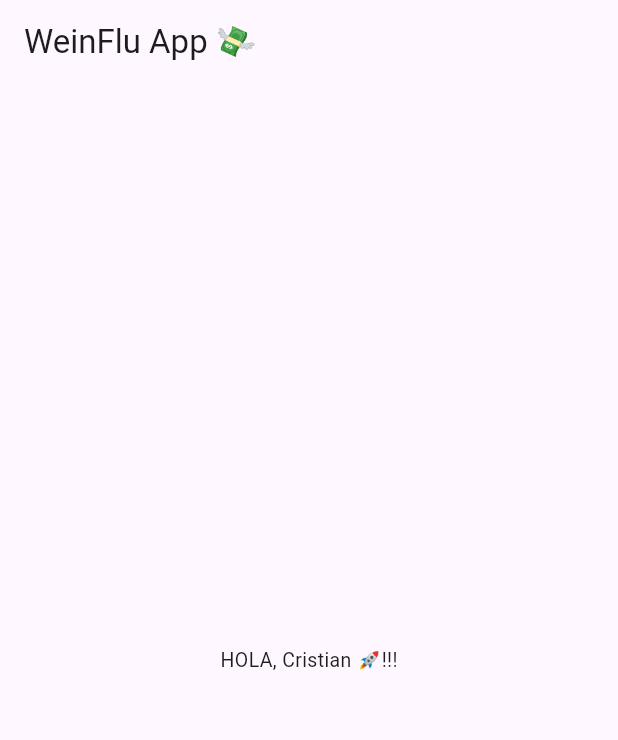
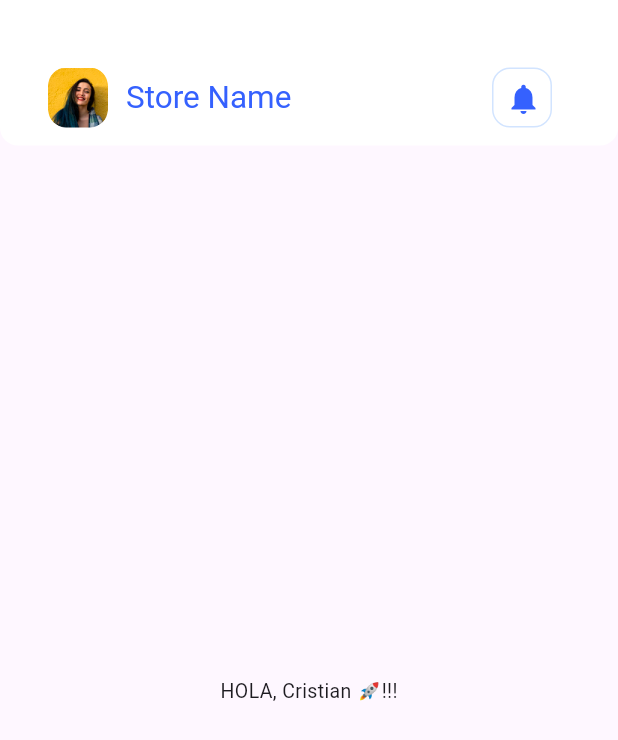
Before and after one commit to cristianDevia/weinflu_app, a Flutter app: the screen it shows after launch, on a phone screen of 412 x 824 dp. Shown: the top 740 px of the screen. Run offline on Flutter 3.47's test engine with Material 3 defaults, Android fonts, the phone set to English and light mode, and no system bars.

Commit message:
create home page and add appbar

```diff
--- a/lib/pages/home_page.dart
+++ b/lib/pages/home_page.dart
@@ -1,4 +1,7 @@
 import 'package:flutter/material.dart';
+import 'package:weinflu_app/desing/colors.dart';
+import 'package:weinflu_app/desing/radius.dart';
+import 'package:weinflu_app/widgets/home_app_bar_title.dart';
 
 class HomePage extends StatelessWidget {
   const HomePage({super.key});
@@ -7,7 +10,16 @@ class HomePage extends StatelessWidget {
   Widget build(BuildContext context) {
     return Scaffold(
       appBar: AppBar(
-        title: const Text("WeinFlu App 💸"),
+        toolbarHeight: 97,
+        shape: const RoundedRectangleBorder(
+            borderRadius: BorderRadius.only(
+                bottomLeft: WeinfluRadius.small,
+                bottomRight: WeinfluRadius.small)),
+        backgroundColor: WeinfluColors.brandLightColor,
+        title: const Padding(
+          padding: EdgeInsets.fromLTRB(16, 45, 16, 12),
+          child: HomeAppBarTitle(),
+        ),
       ),
       body: const Center(
         child: Text("HOLA, Cristian 🚀!!!"),
--- /dev/null
+++ b/lib/widgets/home_app_bar_title.dart
@@ -0,0 +1,61 @@
+import 'package:flutter/material.dart';
+import 'package:weinflu_app/desing/colors.dart';
+
+class HomeAppBarTitle extends StatelessWidget {
+  const HomeAppBarTitle({super.key});
+
+  @override
+  Widget build(BuildContext context) {
+    return Row(
+      children: [
+        Container(
+          width: 40,
+          height: 40,
+          margin: const EdgeInsets.only(right: 12),
+          decoration: const BoxDecoration(
+              image:
+                  DecorationImage(image: AssetImage("assets/images/user.png")),
+              borderRadius: BorderRadius.all(Radius.circular(12))),
+        ),
+        Expanded(
+            child: Text(
+          'Store Name',
+          style: Theme.of(context).textTheme.headlineLarge,
+        )),
+        ContainerHeaderIcon(
+          configMargin: const EdgeInsets.only(right: 12),
+          iconButton: IconButton(
+            // ignore: avoid_print
+            onPressed: () => print('presionar icono de notificaciones'),
+            icon: const Icon(
+              Icons.notifications,
+              color: WeinfluColors.brandPrimaryColor,
+            ),
+            tooltip: 'Notifications',
+          ),
+        ),
+      ],
+    );
+  }
+}
+
+class ContainerHeaderIcon extends StatelessWidget {
+  final IconButton iconButton;
+  final EdgeInsets? configMargin;
+
+  const ContainerHeaderIcon(
+      {super.key, required this.iconButton, this.configMargin});
+
+  @override
+  Widget build(BuildContext context) {
+    return Container(
+      height: 40,
+      width: 40,
+      margin: configMargin,
+      decoration: BoxDecoration(
+          border: Border.all(color: WeinfluColors.brandLightColorBorder),
+          borderRadius: const BorderRadius.all(Radius.circular(12))),
+      child: iconButton,
+    );
+  }
+}
```
